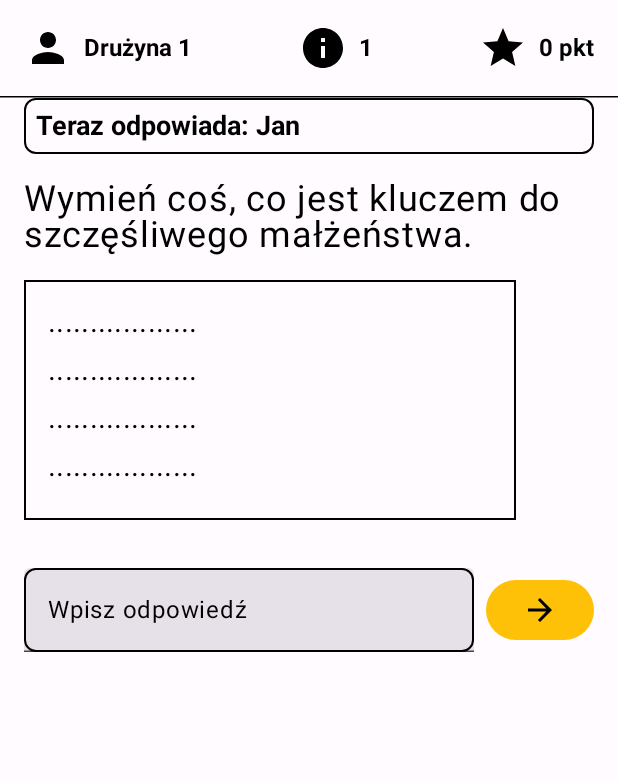
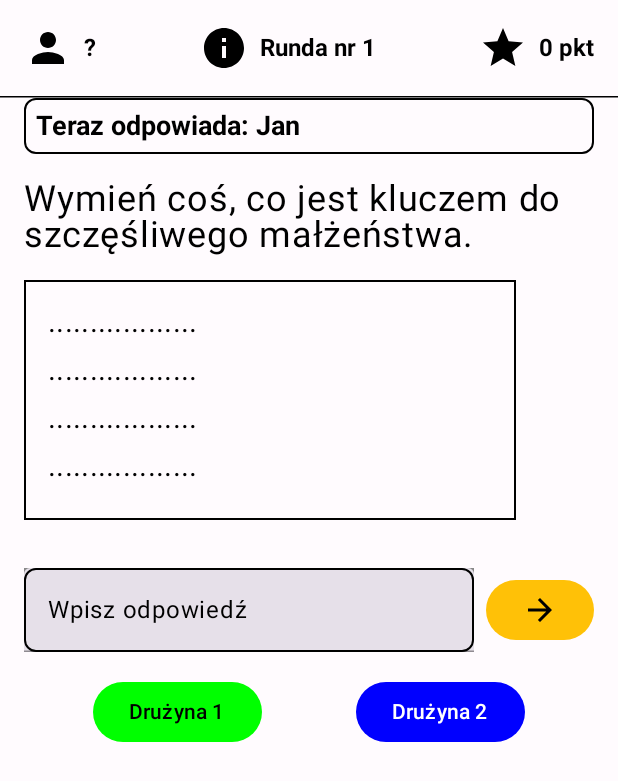
Before and after one commit to Klaudiaamarzec/Familiada, an Android app built with Jetpack Compose: the MainActivity screen opened directly, with no data from a screen before it, after a tap on "ROZPOCZNIJ GRĘ", on a phone screen of 412 x 824 dp. Shown: the top 781 px of the screen. Run offline under Robolectric (Android 15) with nearby library versions, the phone set to English and light mode, and no system bars; 2 other taps on this screen came first.

Commit message:
buttons for selecting answering team logic

```diff
--- a/app/src/main/java/com/example/familiada/screens/GameScreen.kt
+++ b/app/src/main/java/com/example/familiada/screens/GameScreen.kt
@@ -24,6 +24,7 @@ import androidx.compose.material.icons.filled.Info
 import androidx.compose.material.icons.filled.Person
 import androidx.compose.material.icons.filled.Star
 import androidx.compose.material3.Button
+import androidx.compose.material3.ButtonDefaults
 import androidx.compose.material3.HorizontalDivider
 import androidx.compose.material3.Icon
 import androidx.compose.material3.MaterialTheme
@@ -39,6 +40,7 @@ import androidx.compose.runtime.setValue
 import androidx.compose.ui.Alignment
 import androidx.compose.ui.Modifier
 import androidx.compose.ui.draw.clip
+import androidx.compose.ui.graphics.Color
 import androidx.compose.ui.input.pointer.pointerInput
 import androidx.compose.ui.platform.LocalContext
 import androidx.compose.ui.platform.LocalSoftwareKeyboardController
@@ -74,7 +76,7 @@ fun GameScreen(
     val question = gameController.getCurrentQuestion()
     var revealedAnswers by remember { mutableStateOf(mutableMapOf<String, Boolean>()) }  // Mapa odpowiedzi - true jeśli odkryta, false jeśli ukryta
     val keyboardController = LocalSoftwareKeyboardController.current // Obsługa klawiatury
-
+    var activeTeam by remember { mutableStateOf<String?>(null) }
 
     val backgroundColor = MaterialTheme.colorScheme.background
     val textColor = MaterialTheme.colorScheme.primaryContainer
@@ -125,13 +127,13 @@ fun GameScreen(
             Row(verticalAlignment = Alignment.CenterVertically) {
                 Icon(
                     imageVector = Icons.Filled.Info,
-                    contentDescription = "Runda",
+                    contentDescription = "Numer rundy",
                     tint = iconColor,
                     modifier = Modifier.size(32.dp)
                 )
                 Spacer(modifier = Modifier.width(8.dp))
                 Text(
-                    text = gameController.getRoundNumber().toString(),
+                    text = "Runda nr ${gameController.getRoundNumber()}",
                     style = TextStyle(
                         color = textColor,
                         fontWeight = FontWeight.Bold,
@@ -277,11 +279,17 @@ fun GameScreen(
                 textStyle = TextStyle(color = textColor, fontSize = 20.sp),
                 modifier = Modifier
                     .weight(1f)
-                    .border(1.dp, borderColor, RoundedCornerShape(8.dp)),
+                    .border(1.dp, borderColor, RoundedCornerShape(8.dp))
+                    .then(
+                        if (gameController.answeringTeam == null) Modifier.background(Color.Gray) else Modifier
+                    ),
+                enabled = gameController.answeringTeam != null, // Blokada, jeśli drużyna nie została wybrana
                 keyboardOptions = KeyboardOptions.Default.copy(
                     keyboardType = KeyboardType.Text
                 )
             )
+
+
 
             Spacer(modifier = Modifier.width(8.dp))
 
@@ -307,7 +315,34 @@ fun GameScreen(
             }
         }
 
+        Row(modifier = Modifier.fillMaxWidth(), horizontalArrangement = Arrangement.SpaceEvenly) {
+            Button(
+                onClick = {
+                    if (gameController.answeringTeam == null) {
+                        gameController.selectTeam("Drużyna 1")
                     }
+                },
+                enabled = activeTeam == null,
+                colors = ButtonDefaults.buttonColors(containerColor = Color.Green)
+            ) {
+                Text("Drużyna 1", color = Color.Black)
+            }
+
+            Button(
+                onClick = {
+                    if (gameController.answeringTeam == null) {
+                        gameController.selectTeam("Drużyna 2")
+                    }
+                },
+                enabled = activeTeam == null,
+                colors = ButtonDefaults.buttonColors(containerColor = Color.Blue)
+            ) {
+                Text("Drużyna 2", color = Color.White)
+            }
+
+        }
+
+
         if (isTimeLimitEnabled) {
             Row(
                 modifier = Modifier
@@ -323,6 +358,8 @@ fun GameScreen(
                     )
                 )
             }
+        }
+
     }
 }
 
```
Also changed, not shown: app/src/main/java/com/example/familiada/controller/GameController.kt (+27 -13 lines). Lines whose indentation alone changed are shown as unchanged.
